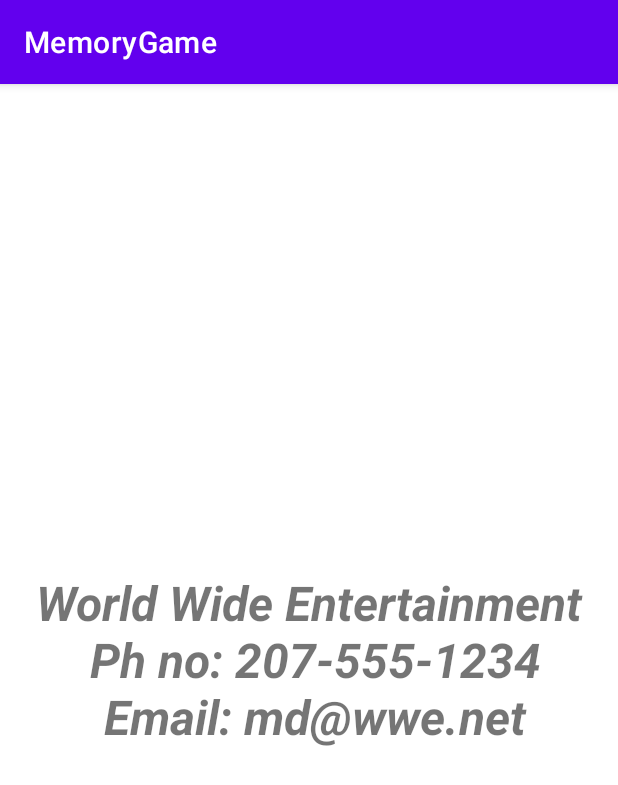
After one commit to webdesignbydivyansh/MemoryGame, an Android app: the AboutUs screen opened directly, with no data from a screen before it, on a phone screen of 412 x 824 dp. The commit adds this screen. Shown: the top 785 px of the screen. Run offline under Robolectric (Android 15) with nearby library versions, the phone set to English and light mode, and no system bars.

Commit message:
third commit

```diff
--- a/app/src/main/AndroidManifest.xml
+++ b/app/src/main/AndroidManifest.xml
@@ -9,6 +9,9 @@
         android:roundIcon="@mipmap/ic_brain_improve_round"
         android:supportsRtl="true"
         android:theme="@style/Theme.MemoryGame">
+        <activity
+            android:name=".AboutUs"
+            android:exported="true" />
         <activity
             android:name=".HardActivity"
             android:exported="true" />
--- /dev/null
+++ b/app/src/main/java/com/example/memorygame/AboutUs.kt
@@ -0,0 +1,11 @@
+package com.example.memorygame
+
+import androidx.appcompat.app.AppCompatActivity
+import android.os.Bundle
+
+class AboutUs : AppCompatActivity() {
+    override fun onCreate(savedInstanceState: Bundle?) {
+        super.onCreate(savedInstanceState)
+        setContentView(R.layout.activity_about_us)
+    }
+}
--- a/app/src/main/java/com/example/memorygame/HardActivity.kt
+++ b/app/src/main/java/com/example/memorygame/HardActivity.kt
@@ -157,7 +157,7 @@ class HardActivity : AppCompatActivity() {
                 alertDialog.show()
             }
             R.id.reset->recreate()
-            R.id.about-> Toast.makeText(this,"About Us!",Toast.LENGTH_SHORT).show()
+            R.id.about-> startActivity(Intent(this,AboutUs::class.java))
         }
         return super.onOptionsItemSelected(item)
     }
--- a/app/src/main/java/com/example/memorygame/MainActivity.kt
+++ b/app/src/main/java/com/example/memorygame/MainActivity.kt
@@ -140,7 +140,7 @@ class MainActivity : AppCompatActivity() {
                 alertDialog.show()
             }
             R.id.reset->recreate()
-            R.id.about-> Toast.makeText(this,"Focus on the game!",Toast.LENGTH_SHORT).show()
+            R.id.about-> startActivity(Intent(this,AboutUs::class.java))
         }
         return super.onOptionsItemSelected(item)
     }
--- a/app/src/main/java/com/example/memorygame/MediumActivity.kt
+++ b/app/src/main/java/com/example/memorygame/MediumActivity.kt
@@ -148,7 +148,7 @@ class MediumActivity : AppCompatActivity() {
                 alertDialog.show()
             }
             R.id.reset->recreate()
-            R.id.about-> Toast.makeText(this,"This functionality is not available yet!", Toast.LENGTH_SHORT).show()
+            R.id.about-> startActivity(Intent(this,AboutUs::class.java))
         }
         return super.onOptionsItemSelected(item)
     }
--- /dev/null
+++ b/app/src/main/res/layout/activity_about_us.xml
@@ -0,0 +1,17 @@
+<?xml version="1.0" encoding="utf-8"?>
+<androidx.constraintlayout.widget.ConstraintLayout xmlns:android="http://schemas.android.com/apk/res/android"
+    xmlns:app="http://schemas.android.com/apk/res-auto"
+    xmlns:tools="http://schemas.android.com/tools"
+    android:layout_width="match_parent"
+    android:layout_height="match_parent"
+    tools:context=".AboutUs">
+
+    <TextView
+        android:layout_width="match_parent"
+        android:layout_height="match_parent"
+        android:textAlignment="center"
+        android:gravity="center"
+        android:textStyle="bold|italic"
+        android:text="World Wide Entertainment\n Ph no: 207-555-1234\n Email: md@wwe.net"
+        android:textSize="32sp"/>
+</androidx.constraintlayout.widget.ConstraintLayout>
```
